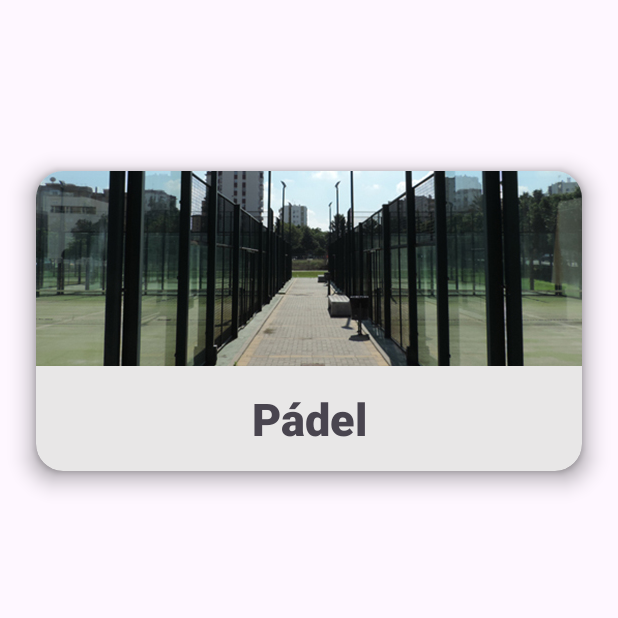
After one commit to PabloReyesTorrejon/UCAFieldBookingAndroid, an Android app: the Salas screen opened directly, with no data from a screen before it, on a phone screen of 412 x 824 dp, the top half of it. The commit adds this screen. Run offline under Robolectric (Android 15) with nearby library versions, the phone set to English and light mode, and no system bars.

Commit message:
Tarjeta salas

```diff
--- a/app/src/main/AndroidManifest.xml
+++ b/app/src/main/AndroidManifest.xml
@@ -13,6 +13,9 @@
         android:theme="@style/Theme.UCAFieldBookingAndroid"
         tools:targetApi="31">
         <activity
+            android:name=".Salas"
+            android:exported="false" />
+        <activity
             android:name=".MainActivity"
             android:exported="true">
             <intent-filter>
--- a/app/src/main/java/es/uca/ucafieldbookingandroid/MainActivity.kt
+++ b/app/src/main/java/es/uca/ucafieldbookingandroid/MainActivity.kt
@@ -1,6 +1,7 @@
 package es.uca.ucafieldbookingandroid
 
 import android.os.Bundle
+import android.widget.Button
 import androidx.activity.enableEdgeToEdge
 import androidx.appcompat.app.AppCompatActivity
 import androidx.core.view.ViewCompat
--- /dev/null
+++ b/app/src/main/java/es/uca/ucafieldbookingandroid/Salas.kt
@@ -0,0 +1,39 @@
+package es.uca.ucafieldbookingandroid
+
+import android.os.Bundle
+import android.transition.TransitionManager
+import android.util.Log
+import android.view.View
+import android.widget.Button
+import android.widget.RelativeLayout
+import android.widget.Toast
+import androidx.activity.enableEdgeToEdge
+import androidx.appcompat.app.AppCompatActivity
+import androidx.cardview.widget.CardView
+import androidx.core.view.ViewCompat
+import androidx.core.view.WindowInsetsCompat
+
+class Salas : AppCompatActivity() {
+    override fun onCreate(savedInstanceState: Bundle?) {
+        super.onCreate(savedInstanceState)
+        enableEdgeToEdge()
+        setContentView(R.layout.activity_salas)
+
+        val botonExpandir = findViewById<Button>(R.id.boton_expand)
+        val expandableView = findViewById<RelativeLayout>(R.id.expandable_view)
+        val cardView = findViewById<CardView>(R.id.cardView_expandable)
+
+        botonExpandir.setOnClickListener{
+            Log.d("BUTTONS", "User tapped the Supabutton")
+            Toast.makeText(botonExpandir.context, "Boton", Toast.LENGTH_SHORT).show()
+            if (expandableView.visibility == View.GONE){
+                TransitionManager.beginDelayedTransition(cardView)
+                expandableView.visibility = View.VISIBLE
+            }
+            else{
+                TransitionManager.beginDelayedTransition(cardView)
+                expandableView.visibility = View.GONE
+            }
+        }
+    }
+}
--- /dev/null
+++ b/app/src/main/res/layout/activity_salas.xml
@@ -0,0 +1,87 @@
+<?xml version="1.0" encoding="utf-8"?>
+<androidx.constraintlayout.widget.ConstraintLayout xmlns:android="http://schemas.android.com/apk/res/android"
+    xmlns:app="http://schemas.android.com/apk/res-auto"
+    xmlns:tools="http://schemas.android.com/tools"
+    android:id="@+id/main"
+    android:layout_width="match_parent"
+    android:layout_height="match_parent"
+    tools:context=".Salas">
+
+    <androidx.cardview.widget.CardView
+        android:id="@+id/cardView_expandable"
+        android:layout_width="match_parent"
+        android:layout_height="wrap_content"
+        android:layout_marginStart="24dp"
+        android:layout_marginEnd="24dp"
+        app:cardBackgroundColor="#E8E7E7"
+        app:cardCornerRadius="18dp"
+        app:cardElevation="10dp"
+        app:layout_constraintBottom_toBottomOf="parent"
+        app:layout_constraintEnd_toEndOf="parent"
+        app:layout_constraintHorizontal_bias="0.0"
+        app:layout_constraintStart_toStartOf="parent"
+        app:layout_constraintTop_toTopOf="parent"
+        app:layout_constraintVertical_bias="0.183">
+
+        <LinearLayout
+            android:layout_width="match_parent"
+            android:layout_height="wrap_content"
+            android:orientation="vertical">
+
+            <RelativeLayout
+                android:layout_width="match_parent"
+                android:layout_height="200dp">
+
+                <ImageView
+                    android:id="@+id/imageView2"
+                    android:layout_width="match_parent"
+                    android:layout_height="130dp"
+                    android:scaleType="centerCrop"
+                    android:src="@drawable/padel"
+                    android:contentDescription="@string/img_padel"/>
+
+                <TextView
+                    android:layout_width="wrap_content"
+                    android:layout_height="wrap_content"
+                    android:layout_below="@+id/imageView2"
+                    android:layout_alignParentStart="true"
+                    android:layout_alignParentEnd="true"
+                    android:layout_alignParentBottom="true"
+                    android:fontFamily="sans-serif-black"
+                    android:text="@string/padel"
+                    android:gravity="center"
+                    android:textSize="30sp" />
+
+                <Button
+                    android:id="@+id/boton_expand"
+                    android:layout_width="match_parent"
+                    android:layout_height="match_parent"
+                    style="@style/Widget.AppCompat.Button.Borderless"/>
+
+            </RelativeLayout>
+
+            <RelativeLayout
+                android:id="@+id/expandable_view"
+                android:layout_width="match_parent"
+                android:layout_height="200dp"
+                android:background="@color/background"
+                android:visibility="gone">
+
+                <TextView
+                    android:layout_width="wrap_content"
+                    android:layout_height="wrap_content"
+                    android:layout_alignParentStart="true"
+                    android:layout_alignParentTop="true"
+                    android:layout_alignParentEnd="true"
+                    android:fontFamily="sans-serif-black"
+                    android:gravity="center"
+                    android:text="@string/datos"
+                    android:textSize="20sp" />
+
+            </RelativeLayout>
+
+        </LinearLayout>
+
+    </androidx.cardview.widget.CardView>
+
+</androidx.constraintlayout.widget.ConstraintLayout>
--- a/app/src/main/res/values/strings.xml
+++ b/app/src/main/res/values/strings.xml
@@ -10,4 +10,7 @@
     <string name="tituloFormulario">Introduzca los datos de la reserva</string>
     <string name="tituloFecha">Fecha de reserva</string>
     <string name="post">Añadir reserva</string>
+    <string name="padel">Pádel</string>
+    <string name="img_padel">Pista de pádel</string>
+    <string name="datos">Texto de prueba</string>
 </resources>
--- a/app/src/main/res/values/themes.xml
+++ b/app/src/main/res/values/themes.xml
@@ -3,6 +3,8 @@
     <style name="Base.Theme.UCAFieldBookingAndroid" parent="Theme.Material3.DayNight.NoActionBar">
         <!-- Customize your light theme here. -->
         <!-- <item name="colorPrimary">@color/my_light_primary</item> -->
+        <item name="android:ambientShadowAlpha">0.1</item>
+        <item name="android:spotShadowAlpha">0.4</item>
     </style>
 
     <style name="Theme.UCAFieldBookingAndroid" parent="Base.Theme.UCAFieldBookingAndroid" />
--- a/gradle/libs.versions.toml
+++ b/gradle/libs.versions.toml
@@ -1,5 +1,5 @@
 [versions]
-agp = "8.3.1"
+agp = "8.3.2"
 kotlin = "1.9.0"
 coreKtx = "1.13.0"
 junit = "4.13.2"
```
Also changed, not shown: app/src/main/res/drawable-nodpi/padel.jpg (added).
